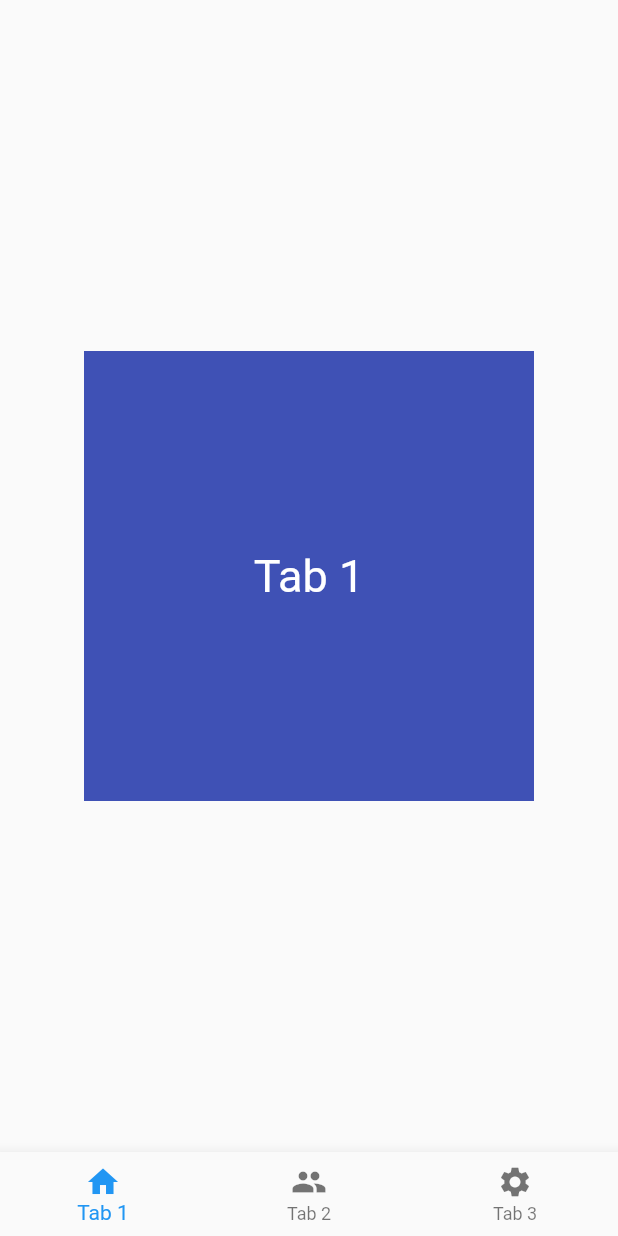
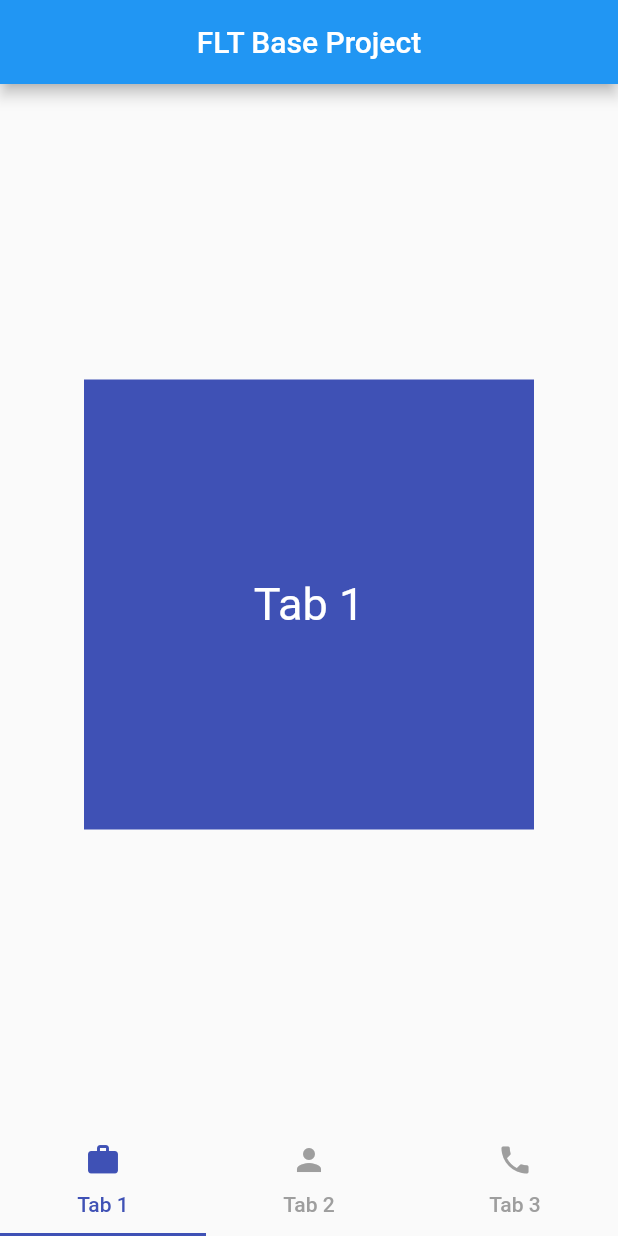
Before and after one commit to sqrg/flt_base, a Flutter app: the MainView screen opened by its route, on a phone screen of 412 x 824 dp. Run offline on Flutter 3.47's test engine with Material 2 defaults, Android fonts, the phone set to English and light mode, and no system bars; our stand-ins replace get_it.

Commit message:
Improve tab implementation

```diff
--- a/lib/ui/views/main_view.dart
+++ b/lib/ui/views/main_view.dart
@@ -27,27 +27,31 @@ class MainViewState extends State<MainView> {
         builder: (context, viewModel, child) => DefaultTabController(
             length: 3,
             child: Scaffold(
-              body: tabsList[viewModel.currentTabIndex],
-              bottomNavigationBar: BottomNavigationBar(
-                currentIndex: viewModel.currentTabIndex,
-                onTap: (index) {
-                  viewModel.changeTab(index);
-                },
-                items: [
-                  BottomNavigationBarItem(
-                    icon: Icon(Icons.home),
-                    title: Text('Tab 1'),
-                  ),
-                  BottomNavigationBarItem(
-                    icon: Icon(Icons.people),
-                    title: Text('Tab 2'),
-                  ),
-                  BottomNavigationBarItem(
-                    icon: Icon(Icons.settings),
-                    title: Text('Tab 3'),
-                  ),
-                ],
-              ),
-            )));
+                appBar: AppBar(
+                  title: Text('FLT Base Project'),
+                  centerTitle: true,
+                  leading: Container(),
+                ),
+                body: TabBarView(children: tabsList),
+                bottomNavigationBar: TabBar(
+                  tabs: <Widget>[
+                    Tab(
+                      icon: Icon(Icons.work),
+                      text: 'Tab 1',
+                    ),
+                    Tab(
+                      icon: Icon(Icons.person),
+                      text: 'Tab 2',
+                    ),
+                    Tab(
+                      icon: Icon(Icons.phone),
+                      text: 'Tab 3',
+                    ),
+                  ],
+                  labelColor: Colors.indigo,
+                  unselectedLabelColor: Colors.grey,
+                  indicatorSize: TabBarIndicatorSize.tab,
+                  indicatorColor: Colors.indigo,
+                ))));
   }
 }
```
